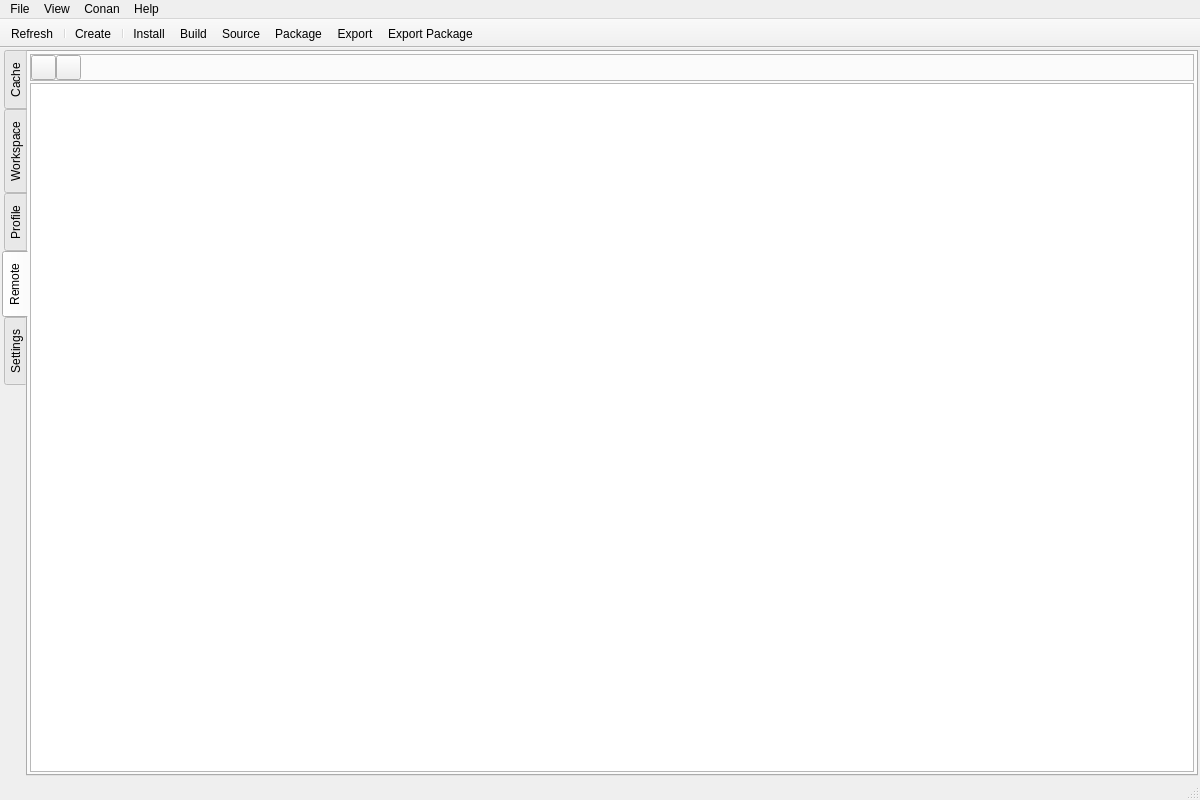
afri-bit/conan-guide, file resources/ui/main_window.ui: the form before one commit.
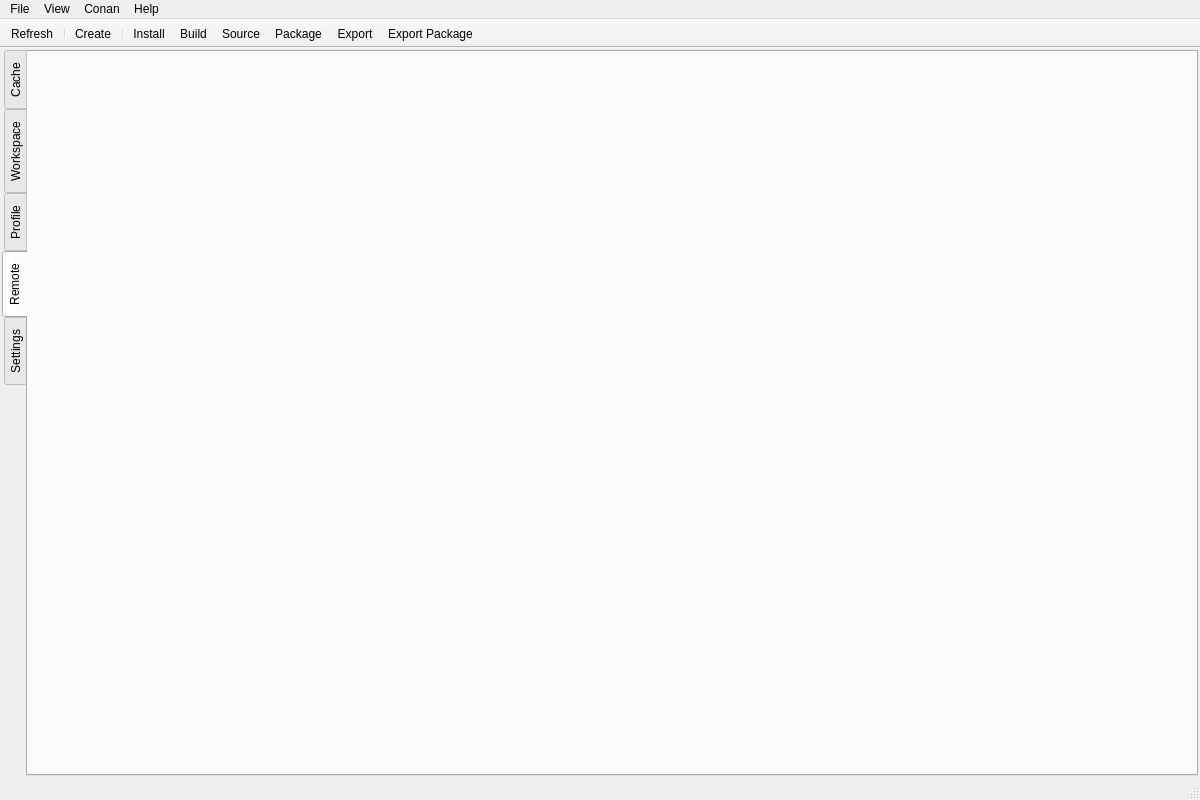
The form after the commit. The open tabs and pages were chosen to show the change. Icons and pictures are not drawn.

Commit message: Migrated the conan remote tab to a separated widget

```diff
--- a/resources/ui/main_window.ui
+++ b/resources/ui/main_window.ui
@@ -781,99 +781,6 @@
         <property name="bottomMargin">
          <number>2</number>
         </property>
-        <item>
-         <widget class="QFrame" name="frame_7">
-          <property name="frameShape">
-           <enum>QFrame::StyledPanel</enum>
-          </property>
-          <property name="frameShadow">
-           <enum>QFrame::Raised</enum>
-          </property>
-          <layout class="QHBoxLayout" name="horizontalLayout_16">
-           <property name="spacing">
-            <number>0</number>
-           </property>
-           <property name="leftMargin">
-            <number>0</number>
-           </property>
-           <property name="topMargin">
-            <number>0</number>
-           </property>
-           <property name="rightMargin">
-            <number>0</number>
-           </property>
-           <property name="bottomMargin">
-            <number>0</number>
-           </property>
-           <item>
-            <widget class="QToolButton" name="toolButton">
-             <property name="minimumSize">
-              <size>
-               <width>25</width>
-               <height>25</height>
-              </size>
-             </property>
-             <property name="maximumSize">
-              <size>
-               <width>20</width>
-               <height>16777215</height>
-              </size>
-             </property>
-             <property name="text">
-              <string/>
-             </property>
-             <property name="icon">
-              <iconset resource="../resources.qrc">
-               <normaloff>:/icon/light/add.png</normaloff>:/icon/light/add.png</iconset>
-             </property>
-            </widget>
-           </item>
-           <item>
-            <widget class="QToolButton" name="toolButton_2">
-             <property name="sizePolicy">
-              <sizepolicy hsizetype="Fixed" vsizetype="Fixed">
-               <horstretch>0</horstretch>
-               <verstretch>0</verstretch>
-              </sizepolicy>
-             </property>
-             <property name="minimumSize">
-              <size>
-               <width>25</width>
-               <height>25</height>
-              </size>
-             </property>
-             <property name="text">
-              <string/>
-             </property>
-             <property name="icon">
-              <iconset resource="../resources.qrc">
-               <normaloff>:/icon/light/remove.png</normaloff>:/icon/light/remove.png</iconset>
-             </property>
-            </widget>
-           </item>
-           <item>
-            <spacer name="horizontalSpacer_2">
-             <property name="orientation">
-              <enum>Qt::Horizontal</enum>
-             </property>
-             <property name="sizeHint" stdset="0">
-              <size>
-               <width>40</width>
-               <height>20</height>
-              </size>
-             </property>
-            </spacer>
-           </item>
-          </layout>
-         </widget>
-        </item>
-        <item>
-         <widget class="QTableView" name="tableViewRemoteList">
-          <property name="horizontalScrollMode">
-           <enum>QAbstractItemView::ScrollPerPixel</enum>
-          </property>
-         </widget>
-        </item>
        </layout>
       </widget>
       <widget class="QWidget" name="tabSettings">
```
Left out of the diff: 2 changed lines with no effect on the pictures. The commit also changes 8 other files.
